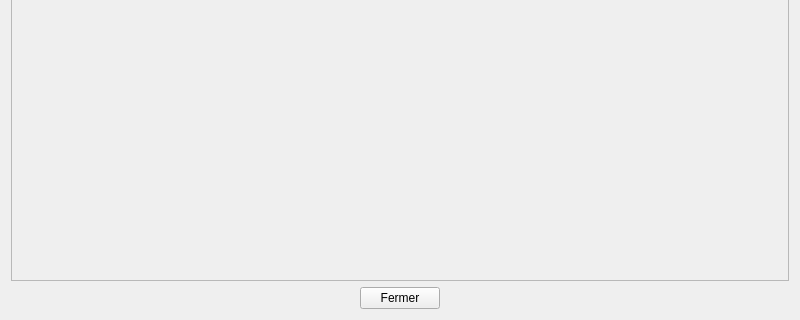
Old version of the form Dispositions.ui in the repository Eliasgnd/Eau-couper_by_AE; both pictures show x 0 to 800 and y 280 to 600 of the 800 by 600 pixel window.
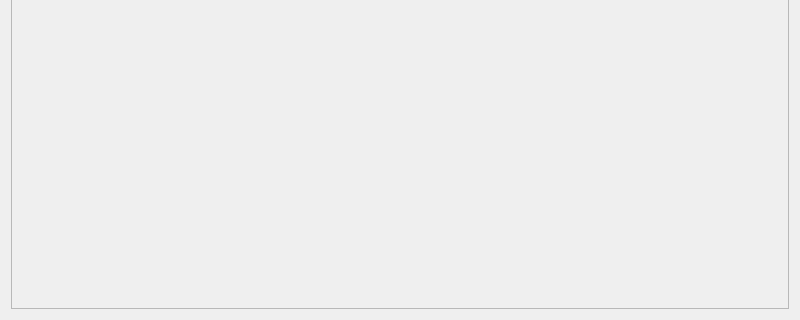
New version of the form. Icons and pictures are not drawn.

Commit message: supression bp fermer

The edit to the form file:
```diff
--- a/Dispositions.ui
+++ b/Dispositions.ui
@@ -82,6 +82,14 @@
       <bool>true</bool>
      </property>
      <widget class="QWidget" name="scrollAreaWidgetContents">
+      <property name="geometry">
+       <rect>
+        <x>0</x>
+        <y>0</y>
+        <width>776</width>
+        <height>516</height>
+       </rect>
+      </property>
       <layout class="QGridLayout" name="gridLayout">
        <property name="leftMargin">
         <number>10</number>
@@ -102,13 +110,6 @@
      </widget>
     </widget>
    </item>
-   <item alignment="Qt::AlignHCenter">
-    <widget class="QPushButton" name="closeBtn">
-     <property name="text">
-      <string>Fermer</string>
-     </property>
-    </widget>
-   </item>
   </layout>
  </widget>
  <resources>
```
Left out of the diff: 2 changed lines with no effect on the pictures. The commit also changes 1 other file.
